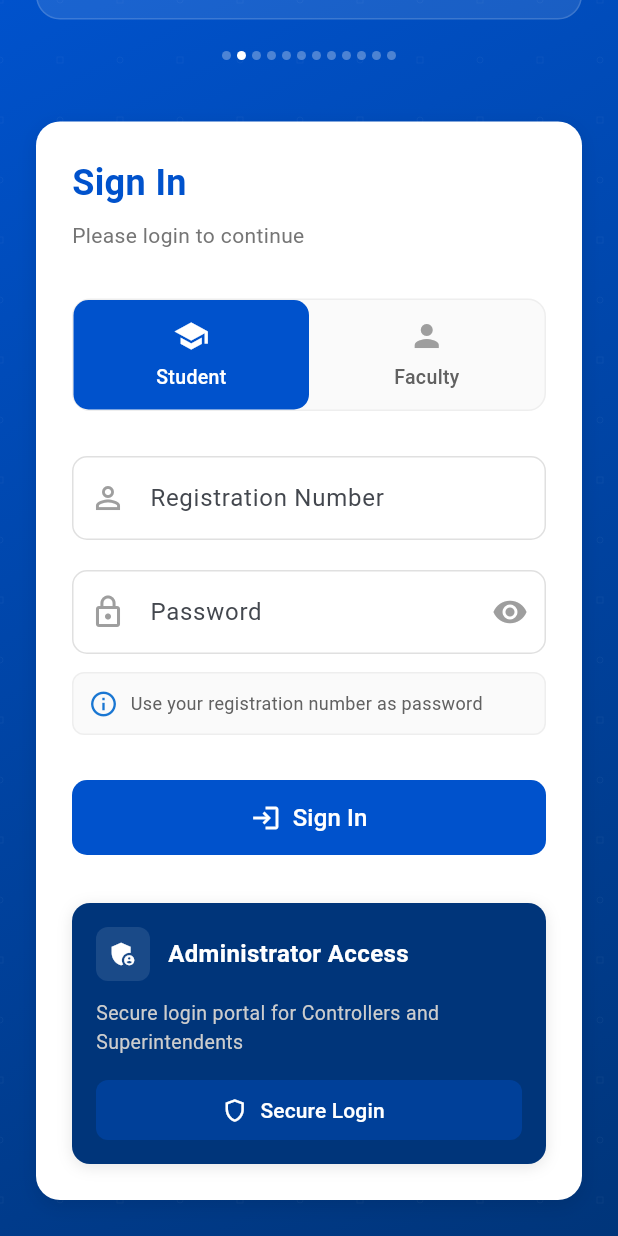
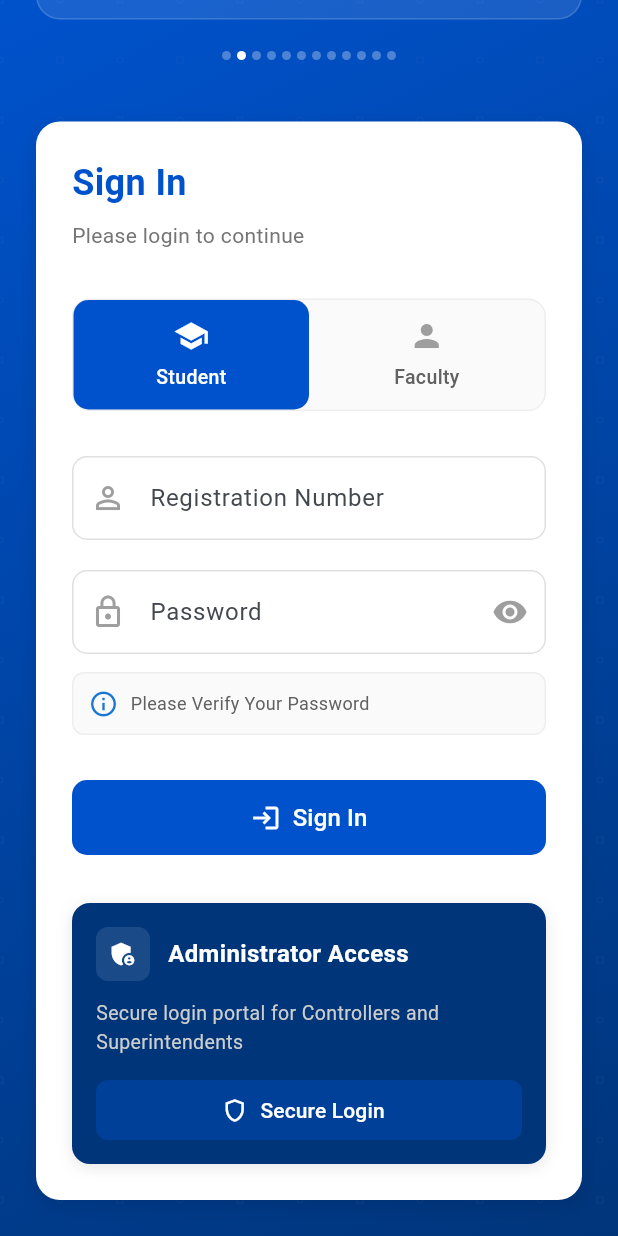
Before and after one commit to MalluBeast69/office_pal, a Flutter app: the screen it shows after launch, scrolled down 332 dp, on a phone screen of 412 x 824 dp. Run offline on Flutter 3.47's test engine with Material 3 defaults, Android fonts, the light colour scheme and no system bars; our stand-ins replace file_picker, flutter_animate, flutter_riverpod, loading_animation_widget, pdf, supabase_flutter and 1 more; missing offline and left inert: excel, universal_html; accounts and stored records are empty.

Commit message:
Fix: Update login_page.dart for removal of the Hint GiveAway

```diff
--- a/lib/features/auth/presentation/pages/login_page.dart
+++ b/lib/features/auth/presentation/pages/login_page.dart
@@ -1185,8 +1185,8 @@ class _LoginPageState extends ConsumerState<LoginPage>
                 Expanded(
                   child: Text(
                     _loginMode == LoginMode.student
-                        ? 'Use your registration number as password'
-                        : 'Use your faculty ID as password',
+                        ? 'Please Verify Your Password'
+                        : 'Please Verify Your Password',
                     style: TextStyle(
                       fontSize: 12,
                       color: Colors.grey.shade700,
```
